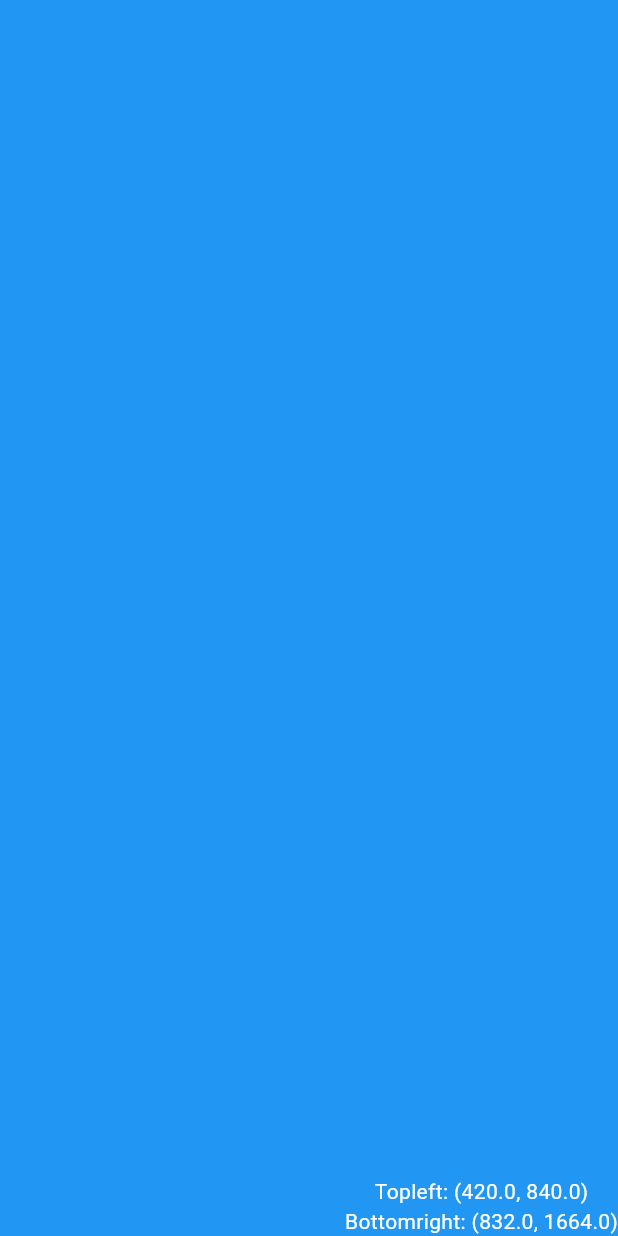
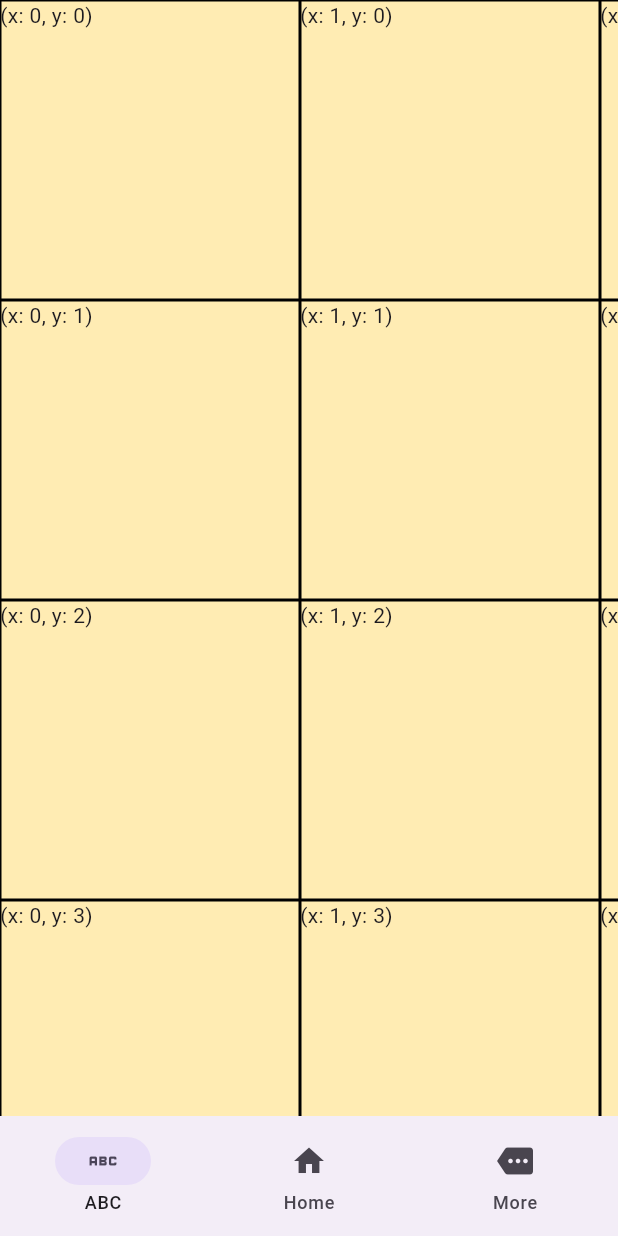
Before and after one commit to definev/logic_simulator, a Flutter app: the screen it shows after launch, on a phone screen of 412 x 824 dp. Run offline on Flutter 3.47's test engine with Material 3 defaults, Android fonts, the phone set to English and light mode, and no system bars; our stand-ins replace copy_with_extension, equatable, flutter_hooks, gap, go_router, hooks_riverpod and 2 more; missing offline and left inert: arrow_path, desktop_split_pane, super_context_menu; generated files the repository leaves out were written again.

Commit message:
refactor(canvas): Add grid cell

```diff
--- a/lib/features/canvas/domain/grid_canvas.dart
+++ b/lib/features/canvas/domain/grid_canvas.dart
@@ -10,7 +10,7 @@ class GridCanvas extends ChangeNotifier {
 
   final double cellSize;
 
-  static double get cellSizeDefault => 20;
+  static double get cellSizeDefault => 200;
 
   GridViewport _viewport;
   GridViewport get viewport => _viewport;
--- a/lib/features/canvas/domain/grid_position.dart
+++ b/lib/features/canvas/domain/grid_position.dart
@@ -3,4 +3,9 @@ class GridPosition {
 
   final int x;
   final int y;
+
+  @override
+  String toString() {
+    return '(x: $x, y: $y)';
+  }
 }
--- a/lib/features/canvas/views/canvas_view.dart
+++ b/lib/features/canvas/views/canvas_view.dart
@@ -2,6 +2,8 @@ import 'dart:async';
 
 import 'package:flutter/material.dart';
 import 'package:logic_simulator/features/canvas/domain/grid_canvas.dart';
+import 'package:logic_simulator/features/canvas/domain/grid_position.dart';
+import 'package:logic_simulator/features/canvas/views/grid_cell.dart';
 import 'package:supercharged/supercharged.dart';
 import 'package:vector_math/vector_math_64.dart' hide Colors;
 
@@ -18,9 +20,7 @@ class _CanvasViewState extends State<CanvasView> {
   Quad? _viewport;
   set viewport(Quad? value) {
     if (value == null) return;
-    if (_viewport == value) return;
     _viewport = value;
-    Timer.run(() => setState(() {}));
   }
 
   double viewportThreshold = 20;
@@ -131,6 +131,40 @@ class _CanvasViewState extends State<CanvasView> {
     setState(() {});
   }
 
+  bool _isVisible(int row, int col) {
+    if (_viewport == null) return false;
+    final topLeft = Vector2(
+      _viewport!.point0.x.floorToDouble(),
+      _viewport!.point0.y.floorToDouble(),
+    );
+    final bottomRight = Vector2(
+      _viewport!.point2.x.roundToDouble(),
+      _viewport!.point2.y.roundToDouble(),
+    );
+    final topLeftCoor = _getAt(row + 1, col + 1);
+    final bottomRightCoor = _getAt(row, col);
+    if (topLeftCoor.x < topLeft.x || bottomRightCoor.x > bottomRight.x) return false;
+    if (topLeftCoor.y < topLeft.y || bottomRightCoor.y > bottomRight.y) return false;
+    return true;
+  }
+
+  ({int top, int bottom, int left, int right}) _getCornerBounds() {
+    final viewport = _viewport!;
+    int left = viewport.point0.x.floorToDouble() ~/ canvas.cellSize;
+    int right = viewport.point2.x.roundToDouble() ~/ canvas.cellSize;
+    int top = viewport.point0.y.floorToDouble() ~/ canvas.cellSize;
+    int bottom = viewport.point2.y.roundToDouble() ~/ canvas.cellSize;
+    return (top: top, bottom: bottom, left: left, right: right);
+  }
+
+  ({double x, double y}) _getAt(int row, int col) {
+    return (x: row * canvas.cellSize, y: col * canvas.cellSize);
+  }
+
+  GridPosition _getCoorAt(int row, int col) {
+    return GridPosition(row + canvas.viewport.origin.x - canvas.width, col + canvas.viewport.origin.y - canvas.height);
+  }
+
   @override
   Widget build(BuildContext context) {
     return Scaffold(
@@ -152,6 +186,7 @@ class _CanvasViewState extends State<CanvasView> {
                     minScale: 0.7,
                     onInteractionStart: (_) => onInteractionUpdated(),
                     onInteractionEnd: (_) => onInteractionUpdated(),
+                    clipBehavior: Clip.none,
                     builder: (context, quad) {
                       viewport = quad;
                       return Container(
@@ -160,32 +195,18 @@ class _CanvasViewState extends State<CanvasView> {
                         color: Colors.white,
                         child: Stack(
                           children: [
-                            for (int i = 0; i < 3; i++)
-                              for (int j = 0; j < 3; j++)
-                                () {
-                                  final coor =
-                                      (x: i + canvas.viewport.origin.x - 1, y: j + canvas.viewport.origin.y - 1);
-                                  final color = Colors.blue.withOpacity(
-                                    (1 -
-                                            (Vector2.all(0.0)
-                                                    .distanceTo(Vector2(coor.x.toDouble(), coor.y.toDouble())) /
-                                                10))
-                                        .clamp(0, 1),
-                                  );
-                                  return Positioned(
-                                    left: i * size.width,
-                                    top: j * size.height,
-                                    child: Container(
-                                      height: size.height,
-                                      width: size.width,
-                                      color: color,
-                                      child: Align(
-                                        alignment: Alignment.bottomLeft,
-                                        child: Text('(${coor.x}, ${coor.y})'),
-                                      ),
+                            if (_getCornerBounds() case final bounds) ...[
+                              for (int row = bounds.left; row <= bounds.right; row++)
+                                for (int col = bounds.top; col <= bounds.bottom; col++)
+                                  Positioned(
+                                    left: row * canvas.cellSize,
+                                    top: col * canvas.cellSize,
+                                    child: GridCell(
+                                      size: canvas.cellSize,
+                                      position: _getCoorAt(row, col),
                                     ),
-                                  );
-                                }(),
+                                  ),
+                            ],
                           ],
                         ),
                       );
@@ -194,26 +215,31 @@ class _CanvasViewState extends State<CanvasView> {
                 },
               ),
             ),
-            if (_viewport case final viewport?)
-              Align(
-                alignment: Alignment.bottomRight,
-                child: ColoredBox(
-                  color: Colors.blue,
-                  child: Column(
-                    mainAxisSize: MainAxisSize.min,
-                    children: [
-                      Text(
-                        'Topleft: (${viewport.point0.x.floorToDouble()}, ${viewport.point0.y.floorToDouble()})',
-                        style: TextStyle(color: Colors.white),
+            Align(
+              alignment: Alignment.bottomCenter,
+              child: NavigationBar(
+                destinations: const [
+                  NavigationDestination(
+                    icon: Draggable(
+                      feedback: SizedBox.square(
+                        dimension: 30,
+                        child: ColoredBox(color: Colors.red),
                       ),
-                      Text(
-                        'Bottomright: (${viewport.point2.x.roundToDouble()}, ${viewport.point2.y.roundToDouble()})',
-                        style: TextStyle(color: Colors.white),
-                      ),
-                    ],
+                      child: Icon(Icons.abc),
+                    ),
+                    label: 'ABC',
                   ),
-                ),
+                  NavigationDestination(
+                    icon: Icon(Icons.home),
+                    label: 'Home',
+                  ),
+                  NavigationDestination(
+                    icon: Icon(Icons.more),
+                    label: 'More',
+                  ),
+                ],
               ),
+            ),
           ],
         ),
       ),
--- /dev/null
+++ b/lib/features/canvas/views/grid_cell.dart
@@ -0,0 +1,29 @@
+import 'package:flutter/material.dart';
+import 'package:logic_simulator/features/canvas/domain/grid_position.dart';
+
+class GridCell extends StatelessWidget {
+  const GridCell({super.key, required this.size, required this.position});
+
+  final double size;
+  final GridPosition position;
+
+  @override
+  Widget build(BuildContext context) {
+    return DragTarget(
+      onAccept: (data) {},
+      builder: (_, candidateData, rejectedData) {
+        return SizedBox.square(
+          dimension: size,
+          child: DecoratedBox(
+            key: ValueKey(position),
+            decoration: BoxDecoration(
+              border: Border.all(color: Colors.black),
+              color: candidateData.isNotEmpty ? Colors.amber : Colors.amber.shade100,
+            ),
+            child: Text(position.toString()),
+          ),
+        );
+      },
+    );
+  }
+}
```
